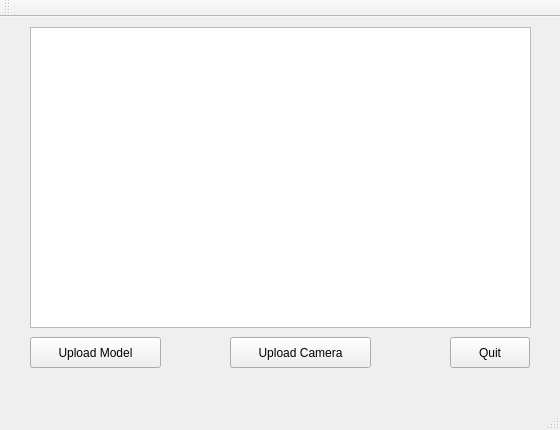
Above: mainwindow.ui from aminbenarieb/oop_lab3 before the change. Below: the same form after it.
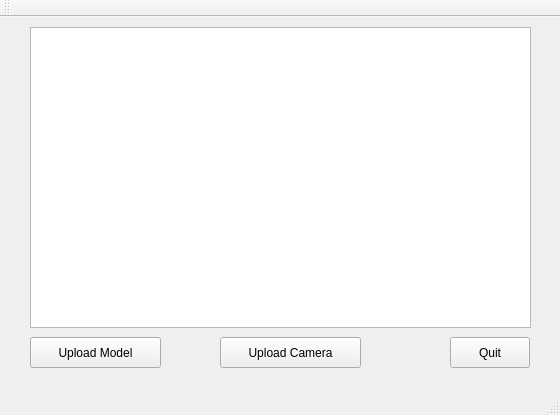
That is the form after the change.

The edit to the form file:
```diff
--- a/mainwindow.ui
+++ b/mainwindow.ui
@@ -7,7 +7,7 @@
     <x>0</x>
     <y>0</y>
     <width>560</width>
-    <height>430</height>
+    <height>415</height>
    </rect>
   </property>
   <property name="windowTitle">
@@ -30,7 +30,7 @@
    <widget class="QPushButton" name="buttonUploadCamera">
     <property name="geometry">
      <rect>
-      <x>230</x>
+      <x>220</x>
       <y>320</y>
       <width>141</width>
       <height>31</height>
```
Left out of the diff: 2 changed lines with no effect on the pictures.
